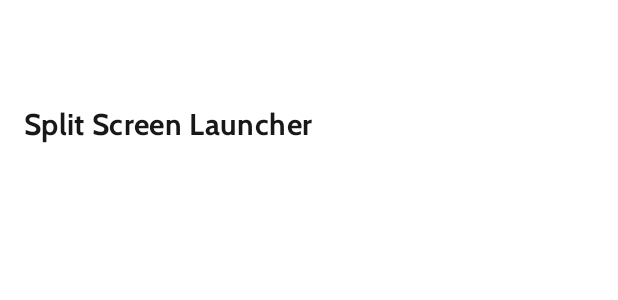
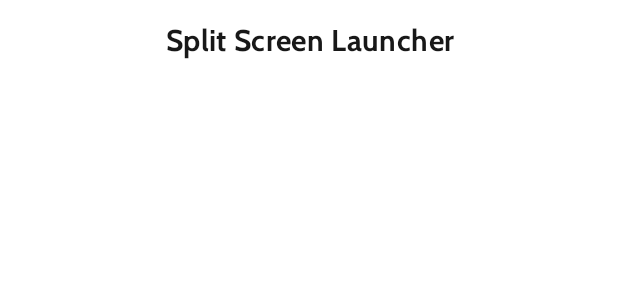
Before and after one commit to paprikanotfound/split-screen-launcher, an Android app: the layout act_preferences.xml on its own in the app's theme, with its tools: preview values and no code run, on a phone screen of 412 x 824 dp. Shown: the top 300 px of the screen. Run offline under Robolectric (Android 15) with nearby library versions, the phone set to English and light mode, and no system bars.

Commit message:
Changed toolbar style

```diff
--- a/app/src/main/res/layout/act_preferences.xml
+++ b/app/src/main/res/layout/act_preferences.xml
@@ -31,13 +31,17 @@
             android:background="#00000000"
             app:elevation="0dp">
 
+        <FrameLayout
+                android:layout_width="match_parent"
+                android:layout_height="wrap_content"
+                app:layout_scrollFlags="scroll">
+
             <androidx.appcompat.widget.Toolbar
                     android:id="@+id/toolbar"
                     android:layout_width="match_parent"
                     android:layout_height="?attr/actionBarSize"
                     app:title=" "
-                app:elevation="0dp"
-                app:layout_scrollFlags="scroll" />
+                    app:elevation="0dp" />
 
             <androidx.appcompat.widget.AppCompatTextView
                     android:id="@+id/toolbar_title"
@@ -45,11 +49,12 @@
                     android:layout_height="?actionBarSize"
                     android:layout_marginLeft="@dimen/title_margin_horizontal"
                     android:layout_marginRight="@dimen/title_margin_horizontal"
-                android:gravity="start|center_vertical"
+                    android:gravity="center"
                     android:text="@string/app_name"
                     android:textAppearance="@style/AppTheme.TextAppearance.Title"
-                app:fontFamily="@font/cabin_bold"
-                app:layout_scrollFlags="scroll" />
+                    app:fontFamily="@font/cabin_bold" />
+
+        </FrameLayout>
 
     </com.google.android.material.appbar.AppBarLayout>
 
```
Lines whose indentation alone changed are shown as unchanged.
